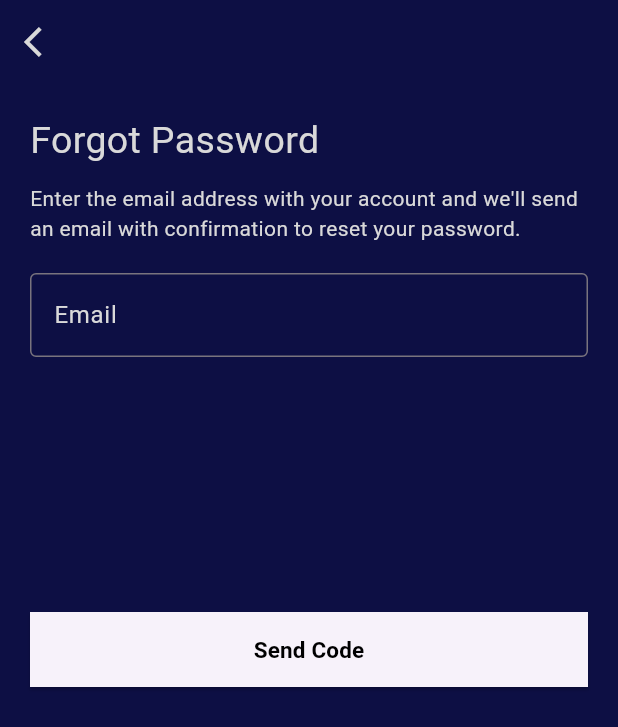
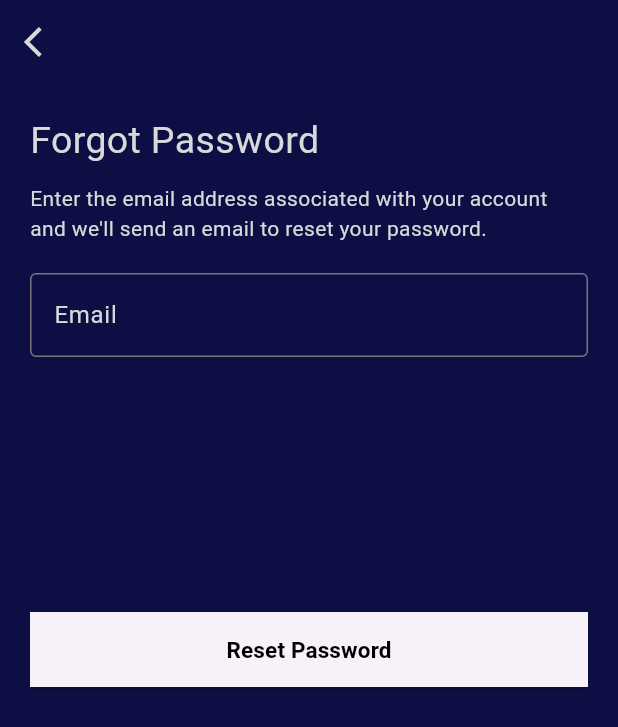
Before and after one commit to Chitraradha/Real_easee, a Flutter app: the ForgotPasswordPage screen opened directly, on a phone screen of 412 x 824 dp. Shown: the top 727 px of the screen. Run offline on Flutter 3.47's test engine with Material 3 defaults, Android fonts, the phone set to English and light mode, and no system bars; our stand-ins replace cloud_firestore, firebase_auth, firebase_core, firebase_storage, font_awesome_flutter, google_fonts and 1 more; accounts and stored records are empty.

Commit message:
forgot pass done

```diff
--- a/lib/View/auth/forgetpassword.dart
+++ b/lib/View/auth/forgetpassword.dart
@@ -1,7 +1,6 @@
 import 'package:flutter/material.dart';
-import 'package:real__ease/View/auth/emailverifi.dart';
 import 'package:real__ease/core/colorpage.dart';
-
+import 'package:real__ease/core/service/authservice.dart';
 
 class ForgotPasswordPage extends StatefulWidget {
   const ForgotPasswordPage({super.key});
@@ -11,47 +10,98 @@ class ForgotPasswordPage extends StatefulWidget {
 }
 
 class _ForgotPasswordPageState extends State<ForgotPasswordPage> {
+  final auth=FirebaseAuthenticationService();
+  final TextEditingController emailController = TextEditingController();
+  String emailError = '';
+
   @override
   Widget build(BuildContext context) {
-    final screenWidth=MediaQuery.of(context).size.width;
+    final screenWidth = MediaQuery.of(context).size.width;
+
     return Scaffold(
       appBar: AppBar(
         backgroundColor: RealColor.bgcolor,
         foregroundColor: RealColor.textcolor,
-        leading: IconButton(onPressed: (){}, icon: Icon(Icons.arrow_back_ios)),
+        leading: IconButton(
+          onPressed: () {
+            Navigator.pop(context); // Go back to the previous screen
+          },
+          icon: const Icon(Icons.arrow_back_ios),
+        ),
       ),
       backgroundColor: RealColor.bgcolor,
       body: Container(
         width: double.infinity,
         height: double.infinity,
         child: Padding(
-          padding: const EdgeInsets.only(top: 20,left: 20,right: 20),
+          padding: const EdgeInsets.only(top: 20, left: 20, right: 20),
           child: Column(
             crossAxisAlignment: CrossAxisAlignment.start,
             children: [
-              Text("Forgot Password",style: TextStyle(color: RealColor.textcolor,fontSize: 25),),
-              SizedBox(height: 10,),
-              Text("Enter the email address with your account and we'll send an email with confirmation to reset your password.",style: TextStyle(color: RealColor.textcolor),),
-              SizedBox(height: 20,),
+              Text(
+                "Forgot Password",
+                style: TextStyle(color: RealColor.textcolor, fontSize: 25),
+              ),
+              const SizedBox(height: 10),
+              Text(
+                "Enter the email address associated with your account and we'll send an email to reset your password.",
+                style: TextStyle(color: RealColor.textcolor),
+              ),
+              const SizedBox(height: 20),
               TextFormField(
+                controller: emailController,
                 style: TextStyle(color: RealColor.textcolor),
                 decoration: InputDecoration(
                   labelText: "Email",
                   labelStyle: TextStyle(color: RealColor.textcolor),
-                  border: OutlineInputBorder()
+                  border: OutlineInputBorder(),
+                  errorText: emailError.isNotEmpty ? emailError : null,
                 ),
               ),
-              SizedBox(height:170,),
+              const SizedBox(height: 170),
               Align(
                 alignment: Alignment.topCenter,
                 child: SizedBox(
-                  width: screenWidth*10,
+                  width: screenWidth * 10,
                   height: 50,
                   child: ElevatedButton(
-                    style: ElevatedButton.styleFrom(shape: RoundedRectangleBorder(borderRadius: BorderRadius.circular(0))),
-                    onPressed: (){
-                      Navigator.push(context, MaterialPageRoute(builder: (context)=>EmailVerificationPage()));
-                    }, child: Text("Send Code",style: TextStyle(fontWeight: FontWeight.bold,fontSize: 15,color: Colors.black),))),
+                    style: ElevatedButton.styleFrom(
+                      shape: RoundedRectangleBorder(
+                        borderRadius: BorderRadius.circular(0),
+                      ),
+                    ),
+                    onPressed: () {
+                      // Validate email
+                      String email = emailController.text.trim();
+                      setState(() {
+                        emailError = ''; // Reset the error message
+                      });
+
+                      // Email validation
+                      if (email.isEmpty) {
+                        setState(() {
+                          emailError = 'Please enter your email address';
+                        });
+                      } else if (!RegExp(r'^[^@]+@[^@]+\.[^@]+').hasMatch(email)) {
+                        setState(() {
+                          emailError = 'Please enter a valid email address';
+                        });
+                      } else {
+                        // If valid, navigate to email verification page
+                        auth.sendPasswordReset(emailController.text);
+                        ScaffoldMessenger.of(context).showSnackBar(SnackBar(content: Text("An email for password reset has been sent to your email")));
+                        Navigator.pop(context);
+                      }
+                    },
+                    child: Text(
+                      "Reset Password",
+                      style: TextStyle(
+                          fontWeight: FontWeight.bold,
+                          fontSize: 15,
+                          color: Colors.black),
+                    ),
+                  ),
+                ),
               ),
             ],
           ),
@@ -59,4 +109,6 @@ class _ForgotPasswordPageState extends State<ForgotPasswordPage> {
       ),
     );
   }
+
+
 }
```
Also changed, not shown: lib/View/profile/resetpassword.dart (+23 -28 lines), lib/core/service/authservice.dart (+7 -0 lines).
